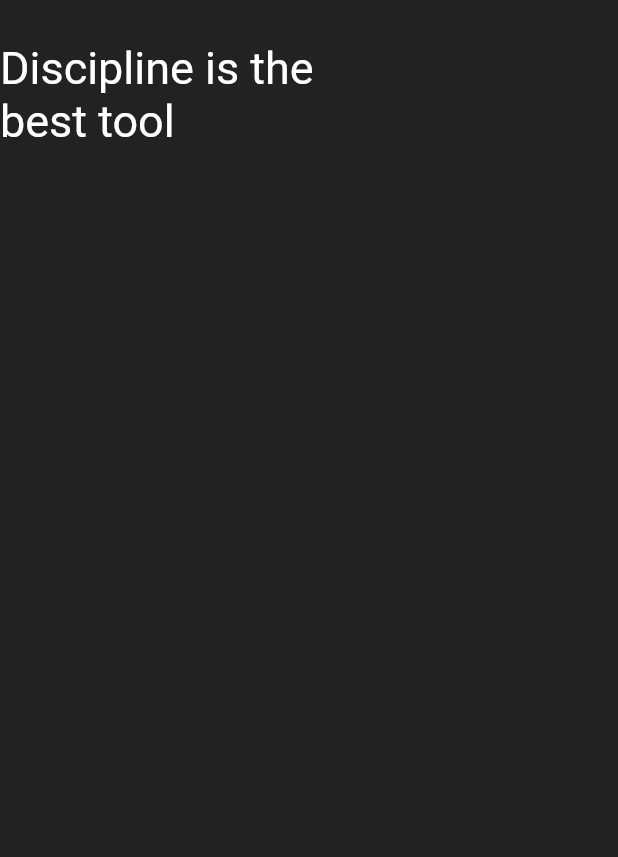
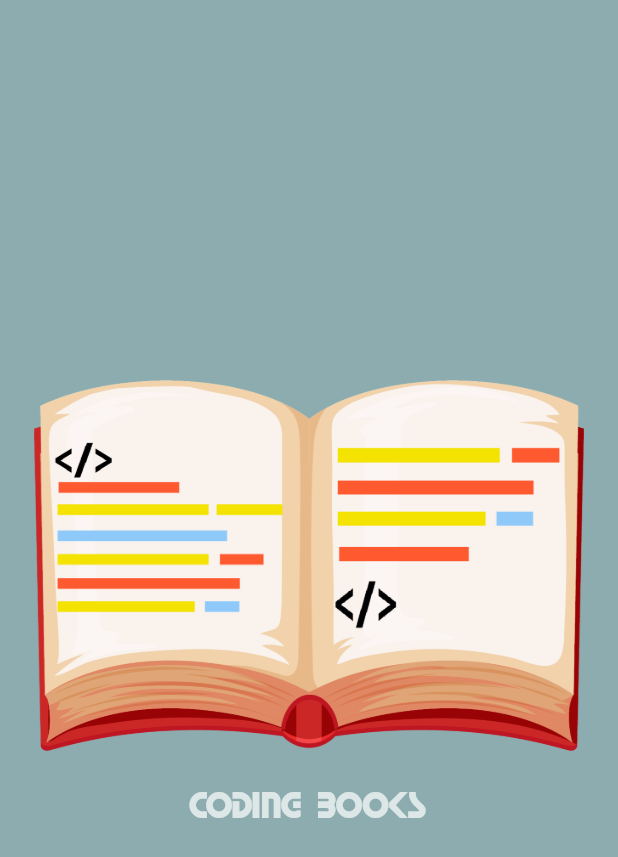
Before and after one commit to moinkhan603/Books-App, a Flutter app: the splash screen opened directly, on a phone screen of 412 x 824 dp. Shown: the top 857 px of the screen. Run offline on Flutter 3.47's test engine with Material 2 defaults, Android fonts, the phone set to English and light mode, and no system bars; our stand-ins replace animated_text_kit, auto_size_text, connectivity, device_preview, dio, font_awesome_flutter and 4 more; missing offline and left inert: downloads_path_provider, flutter_plugin_pdf_viewer, share_extend; Roboto replaces fonts that are missing (Agne).

Commit message:
responsive with media query

```diff
--- a/lib/main.dart
+++ b/lib/main.dart
@@ -1,8 +1,15 @@
+import 'package:device_preview/device_preview.dart';
 import 'package:flutter/material.dart';
 import 'package:learnprog/Categories.dart';
 import 'package:animated_text_kit/animated_text_kit.dart';
+import 'package:flutter/services.dart';
+void main() => runApp(
+  //  MyApp()
+  DevicePreview(
+   builder: (context) => MyApp(),
+  ),
 
-void main() => runApp(MyApp());
+);
 
 class MyApp extends StatelessWidget {
   // This widget is the root of your application.
@@ -10,6 +17,8 @@ class MyApp extends StatelessWidget {
   Widget build(BuildContext context) {
     return MaterialApp(
       debugShowCheckedModeBanner: false,
+      locale: DevicePreview.of(context).locale, // <--- Add the locale
+      builder: DevicePreview.appBuilder,
       title: 'Learn Proramming',
       theme: ThemeData(
         // This is the theme of your application.
@@ -37,10 +46,14 @@ class _splashState extends State<splash> {
 
   @override
   void initState() {
+    SystemChrome.setPreferredOrientations([
+//      DeviceOrientation.portraitUp,
+//      DeviceOrientation.portraitDown,
+    ]);
     // TODO: implement initState
     super.initState();
     new Future.delayed(
-        const Duration(seconds: 3),
+        const Duration(seconds: 4),
             () => Navigator.push(
           context,
           MaterialPageRoute(builder: (context) => Categories()),
@@ -50,54 +63,45 @@ class _splashState extends State<splash> {
   @override
   Widget build(BuildContext context) {
     return Scaffold(
-        backgroundColor: Colors.black87,
+        backgroundColor: Color(0xff01464D).withOpacity(0.45),
         body: SingleChildScrollView(
-          child: Column(
-            mainAxisAlignment: MainAxisAlignment.center,
-            children: <Widget>[
 
-              GestureDetector(
-                onTap: () {
-//                  Navigator.push(context,
-//                      MaterialPageRoute(builder: (context) => gridPage()));
-                },
           child: Padding(
-                  padding: const EdgeInsets.only(top:28.0),
+            padding:  EdgeInsets.only(top:MediaQuery.of(context).size.height/3.25),
             child: Column(
 
 
               mainAxisAlignment: MainAxisAlignment.center,
               crossAxisAlignment: CrossAxisAlignment.center,
               children: <Widget>[
+Center(child: Image.asset("assets/images/logo.png",width:MediaQuery.of(context).size.height/2.25,),),
+SizedBox(height: 20,),
+              Center(
+                child: SizedBox(
 
-
-                    SizedBox(
-                    width: 250.0,
                 child: TypewriterAnimatedTextKit(
+                  speed: Duration(milliseconds: 40),
                     onTap: () {
                       print("Tap Event");
                     },
                     text: [
-                          "Discipline is the best tool",
-                          "Design first, then code",
-                          "Do not patch bugs out, rewrite them",
-                          "Do not test bugs out, design them out",
+                      "Coding Books",
+                      "by flash solutions"
+
                     ],
                     textStyle: TextStyle(
-                            fontSize: 30.0,
-                            fontFamily: "Agne",
-                          color: Colors.white
+                        fontSize: 25.0,
+                        fontFamily: "Horizon",
+                      color: Colors.white70
                     ),
                     textAlign: TextAlign.start,
                     alignment: AlignmentDirectional.topStart // or Alignment.topLeft
+                ),
             ),
               )
 
 
             ],),
-                )
-              )
-            ],
           ),
         ));
   }
```
Also changed, not shown: lib/BookList.dart (+43 -8 lines), lib/Categories.dart (+65 -31 lines), lib/Detail.dart (+86 -17 lines), pubspec.yaml (+8 -1 lines), assets/Horizon.otf (added), assets/images/R.png (added), assets/images/logo.png (added), assets/images/place.png (added), pubspec.lock. Lines whose indentation alone changed are shown as unchanged.
